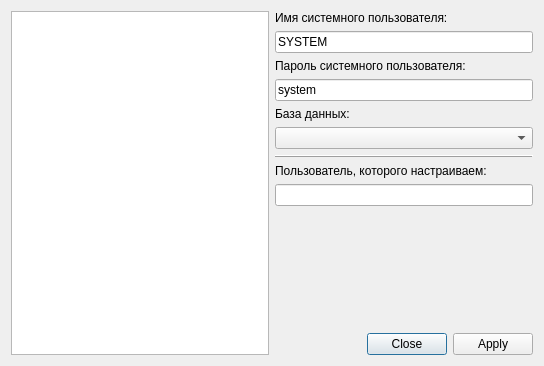
Qt form FmtLib/src/debugconnect.ui (Smitt64/WorkFMT) before a commit.
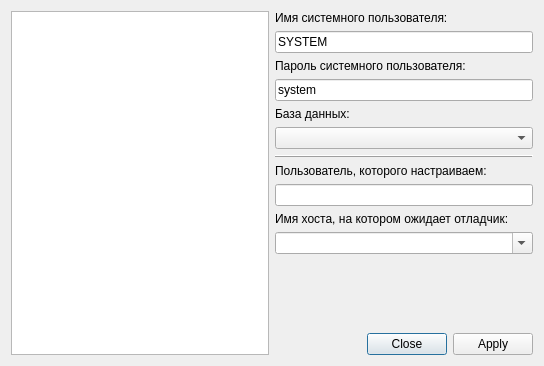
The same form after that commit. Icons and pictures are not drawn.

```diff
--- a/FmtLib/src/debugconnect.ui
+++ b/FmtLib/src/debugconnect.ui
@@ -90,6 +90,20 @@
      <item>
       <widget class="QLineEdit" name="toUserEdit"/>
      </item>
+     <item>
+      <widget class="QLabel" name="label_5">
+       <property name="text">
+        <string>Имя хоста, на котором ожидает отладчик:</string>
+       </property>
+      </widget>
+     </item>
+     <item>
+      <widget class="QComboBox" name="hostsBox">
+       <property name="editable">
+        <bool>true</bool>
+       </property>
+      </widget>
+     </item>
      <item>
       <spacer name="verticalSpacer">
        <property name="orientation">
```
Left out of the diff: 10 changed lines with no effect on the pictures.
